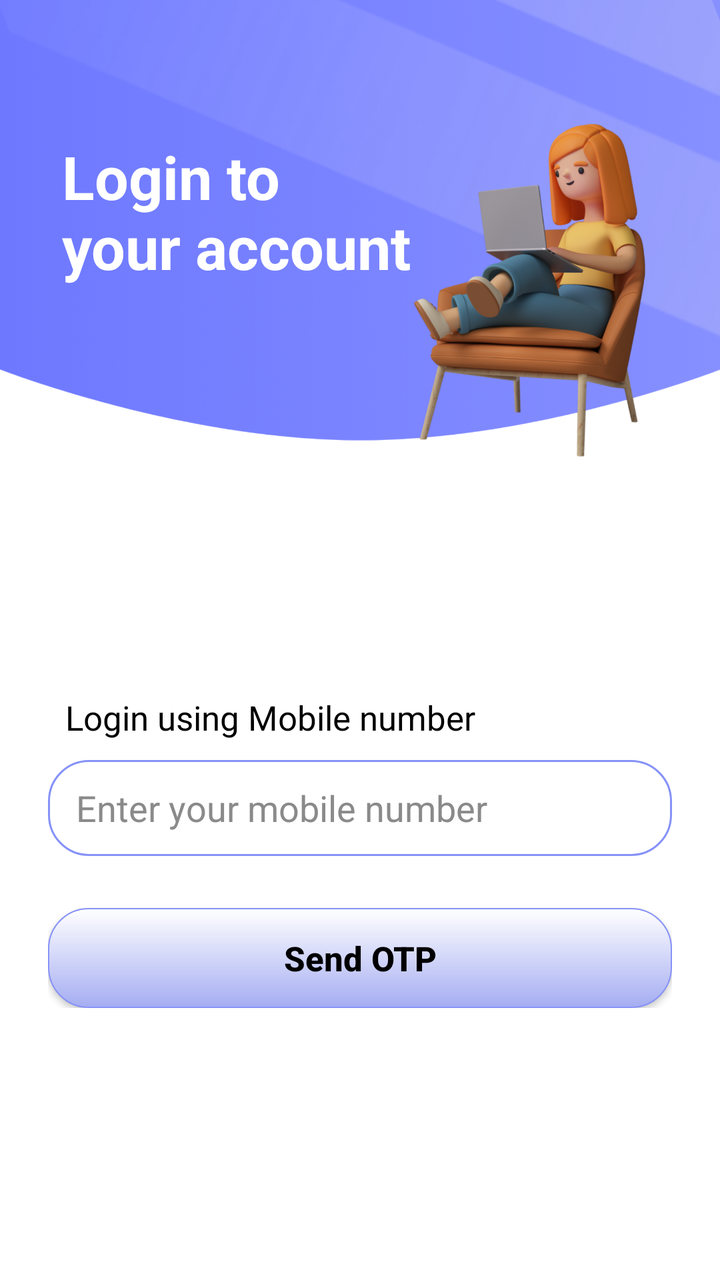
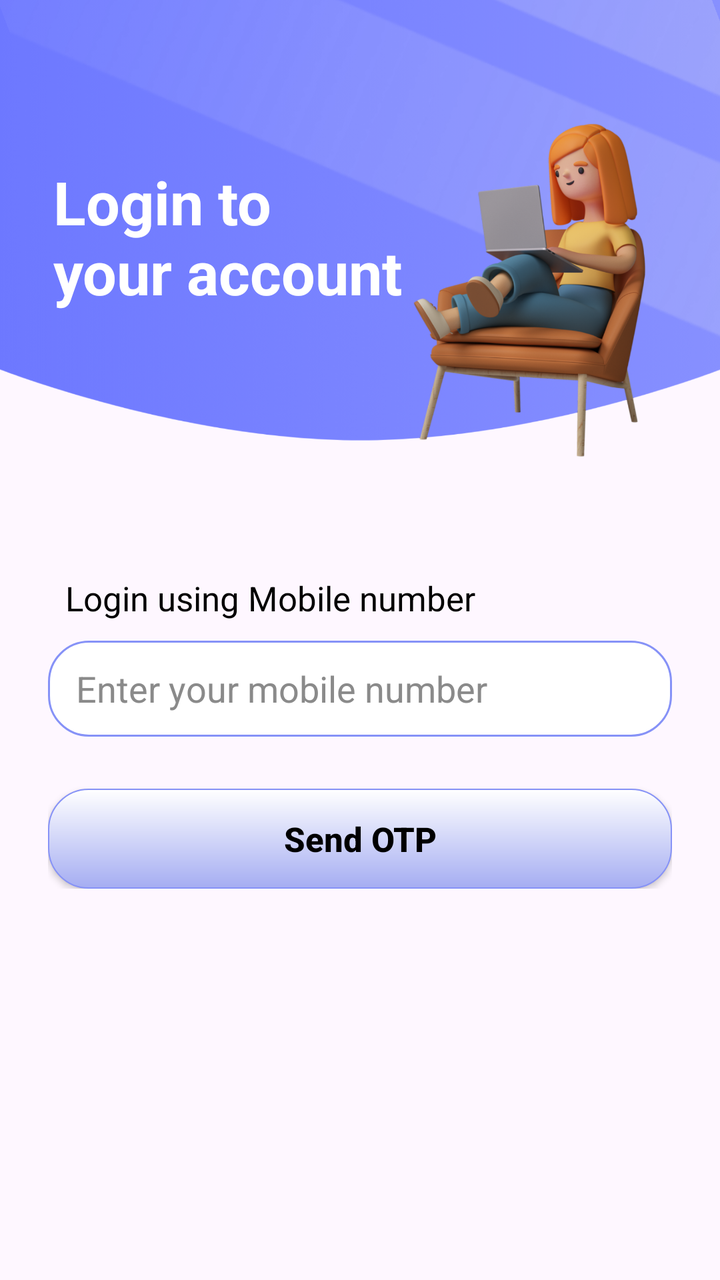

Compare the two renders of this Android layout. The source of the first and the diff that turns it into the second are given below.
<!-- AndroidManifest.xml: application theme Theme.TSTAR.Light -->
<!-- res/layout/tstar_login_with_mobile_part_one_activity.xml -->
<?xml version="1.0" encoding="utf-8"?>
<androidx.constraintlayout.widget.ConstraintLayout xmlns:android="http://schemas.android.com/apk/res/android"
    xmlns:app="http://schemas.android.com/apk/res-auto"
    android:layout_width="match_parent"
    android:layout_height="match_parent"
    xmlns:tools="http://schemas.android.com/tools"
    android:fitsSystemWindows="true"
    tools:context=".TSTAR_Login_With_Mobile_Part_One"
    android:background="@color/white">

    <LinearLayout
        android:id="@+id/entry_page_ll_id1"
        android:layout_width="match_parent"
        android:layout_height="match_parent"
        android:orientation="vertical"
        android:background="@drawable/finalist_loginpage_bg">


        
        <TextView
            android:layout_width="wrap_content"
            android:layout_height="wrap_content"
            android:text="Login to\nyour account"
            android:textSize="30sp"
            android:textStyle="bold"
            android:textColor="@color/white"
            android:layout_marginTop="68dp"
            android:layout_marginLeft="31dp"/>



        <LinearLayout
            android:layout_width="match_parent"
            android:layout_height="wrap_content"
            android:orientation="vertical"
            android:padding="24dp"
            android:layout_marginTop="180dp">

            
            <TextView
                android:layout_width="wrap_content"
                android:layout_height="wrap_content"
                android:text="  Login using Mobile number"
                android:textColor="@color/black"
                android:textSize="17sp" />

            <EditText
                android:id="@+id/et_login_mobile"
                android:layout_width="match_parent"
                android:layout_height="48dp"
                android:background="@drawable/s_edittext_border"
                android:paddingStart="14dp"
                android:hint="Enter your mobile number"
                android:textColor="@color/black"
                android:textColorHint="#8A8A8A"
                android:layout_marginTop="10dp"
                android:inputType="number"
                android:maxLength="10"/>




            
            <androidx.appcompat.widget.AppCompatButton
                android:id="@+id/btn_login_send_otp"
                android:layout_width="match_parent"
                android:layout_height="50dp"
                android:text="Send OTP"
                android:textAllCaps="false"
                android:textSize="17dp"
                android:textStyle="bold"
                android:textColor="@color/black"
                android:background="@drawable/s_btn_bg_shape"
                android:layout_marginTop="26dp"/>



        </LinearLayout>






    </LinearLayout>



</androidx.constraintlayout.widget.ConstraintLayout>
<!-- resources referenced by this layout -->
<resources>
  <color name="black">#FF000000</color>
  <color name="white">#FFFFFF</color>
  <!-- drawable finalist_loginpage_bg: png bitmap (drawable, 890426 bytes) -->
  <!-- drawable s_btn_bg_shape (drawable) -->
  <?xml version="1.0" encoding="utf-8"?>
  <shape
      xmlns:android="http://schemas.android.com/apk/res/android"
      android:shape="rectangle">
  
      <stroke
          android:width="0.8dp"
          android:color="@color/Lavender"/>
      <corners
          android:radius="20dp"/>
  
      <gradient
          android:startColor="#A5ADF2"
          android:endColor="@color/white"
          android:angle="90"/>
  
  
  
  
  </shape>
  <!-- drawable s_edittext_border (drawable) -->
  <?xml version="1.0" encoding="utf-8"?>
  <shape
      xmlns:android="http://schemas.android.com/apk/res/android"
      android:shape="rectangle">
  
      <stroke
          android:width="1.1dp"
          android:color="@color/Lavender"/>
      <corners
          android:radius="20dp"/>
  
      <solid
          android:color="@color/white"/>
  
  
  
  
  </shape>
  <style name="Theme.TSTAR.Light" parent="Theme.Material3.Light.NoActionBar">
          <item name="android:windowLightStatusBar">true</item>
          <item name="android:forceDarkAllowed">false</item>
  
  
          
          <item name="colorPrimary">@color/Lavender</item>
          <item name="colorPrimaryVariant">@color/Dark_Lavender</item>
          <item name="colorOnPrimary">@color/white</item>
  
          
          <item name="android:statusBarColor">@color/Dark_Lavender</item>
  
          
          <item name="android:windowLightStatusBar">false</item>
  
      </style>
  <color name="Lavender">#8692f7</color>
  <color name="Dark_Lavender">#707CD9</color>
</resources>

<!-- the commit's change to res/layout/tstar_login_with_mobile_part_one_activity.xml (unified diff, before → after) -->
@@ -1,40 +1,51 @@
 <?xml version="1.0" encoding="utf-8"?>
-<androidx.constraintlayout.widget.ConstraintLayout xmlns:android="http://schemas.android.com/apk/res/android"
+<ScrollView xmlns:android="http://schemas.android.com/apk/res/android"
     xmlns:app="http://schemas.android.com/apk/res-auto"
+    xmlns:tools="http://schemas.android.com/tools"
     android:layout_width="match_parent"
     android:layout_height="match_parent"
-    xmlns:tools="http://schemas.android.com/tools"
+    android:fillViewport="true"
     android:fitsSystemWindows="true"
-    tools:context=".TSTAR_Login_With_Mobile_Part_One"
-    android:background="@color/white">
+    tools:context=".TSTAR_Login_With_Mobile_Part_One">
 
-    <LinearLayout
-        android:id="@+id/entry_page_ll_id1"
+
+
+    
+    <androidx.constraintlayout.widget.ConstraintLayout
         android:layout_width="match_parent"
-        android:layout_height="match_parent"
-        android:orientation="vertical"
+        android:layout_height="wrap_content"
         android:background="@drawable/finalist_loginpage_bg">
 
+        
 
         
         <TextView
+            android:id="@+id/tvTitle"
             android:layout_width="wrap_content"
             android:layout_height="wrap_content"
             android:text="Login to\nyour account"
+            android:textColor="@color/white"
             android:textSize="30sp"
             android:textStyle="bold"
-            android:textColor="@color/white"
-            android:layout_marginTop="68dp"
-            android:layout_marginLeft="31dp"/>
-
-
+            app:layout_constraintBottom_toTopOf="@+id/llMobileLogin"
+            app:layout_constraintEnd_toEndOf="parent"
+            app:layout_constraintHorizontal_bias="0.144"
+            app:layout_constraintStart_toStartOf="parent"
+            app:layout_constraintTop_toTopOf="parent"
+            app:layout_constraintVertical_bias="0.429" />
 
         <LinearLayout
-            android:layout_width="match_parent"
+            android:id="@+id/llMobileLogin"
+            android:layout_width="0dp"
             android:layout_height="wrap_content"
             android:orientation="vertical"
             android:padding="24dp"
-            android:layout_marginTop="180dp">
+            app:layout_constraintBottom_toBottomOf="parent"
+            app:layout_constraintEnd_toEndOf="parent"
+            app:layout_constraintHorizontal_bias="1.0"
+            app:layout_constraintStart_toStartOf="parent"
+            app:layout_constraintTop_toTopOf="parent"
+            app:layout_constraintVertical_bias="0.606">
 
             
             <TextView
@@ -44,46 +55,35 @@
                 android:textColor="@color/black"
                 android:textSize="17sp" />
 
+            
             <EditText
                 android:id="@+id/et_login_mobile"
                 android:layout_width="match_parent"
                 android:layout_height="48dp"
+                android:layout_marginTop="10dp"
                 android:background="@drawable/s_edittext_border"
+                android:hint="Enter your mobile number"
+                android:inputType="number"
+                android:maxLength="10"
                 android:paddingStart="14dp"
-                android:hint="Enter your mobile number"
                 android:textColor="@color/black"
-                android:textColorHint="#8A8A8A"
-                android:layout_marginTop="10dp"
-                android:inputType="number"
-                android:maxLength="10"/>
-
-
-
+                android:textColorHint="#8A8A8A" />
 
             
             <androidx.appcompat.widget.AppCompatButton
                 android:id="@+id/btn_login_send_otp"
                 android:layout_width="match_parent"
                 android:layout_height="50dp"
+                android:layout_marginTop="26dp"
+                android:background="@drawable/s_btn_bg_shape"
                 android:text="Send OTP"
                 android:textAllCaps="false"
+                android:textColor="@color/black"
                 android:textSize="17dp"
-                android:textStyle="bold"
-                android:textColor="@color/black"
-                android:background="@drawable/s_btn_bg_shape"
-                android:layout_marginTop="26dp"/>
-
-
+                android:textStyle="bold" />
 
         </LinearLayout>
 
+    </androidx.constraintlayout.widget.ConstraintLayout>
 
-
-
-
-
-    </LinearLayout>
-
-
-
-</androidx.constraintlayout.widget.ConstraintLayout>
+</ScrollView>
